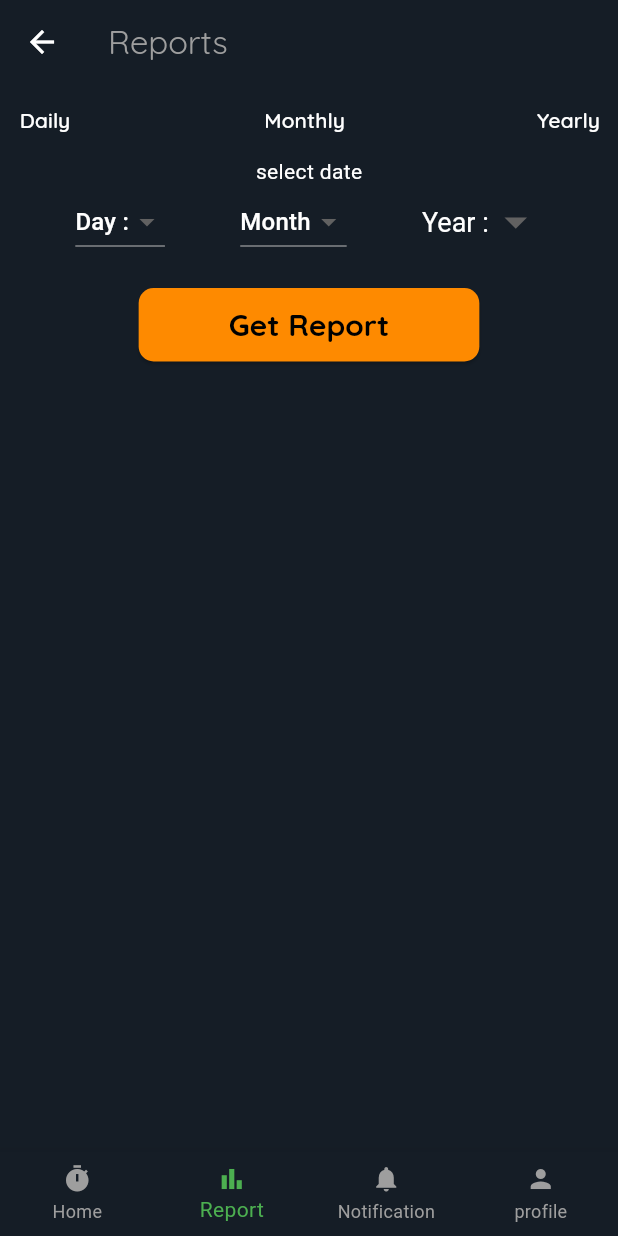
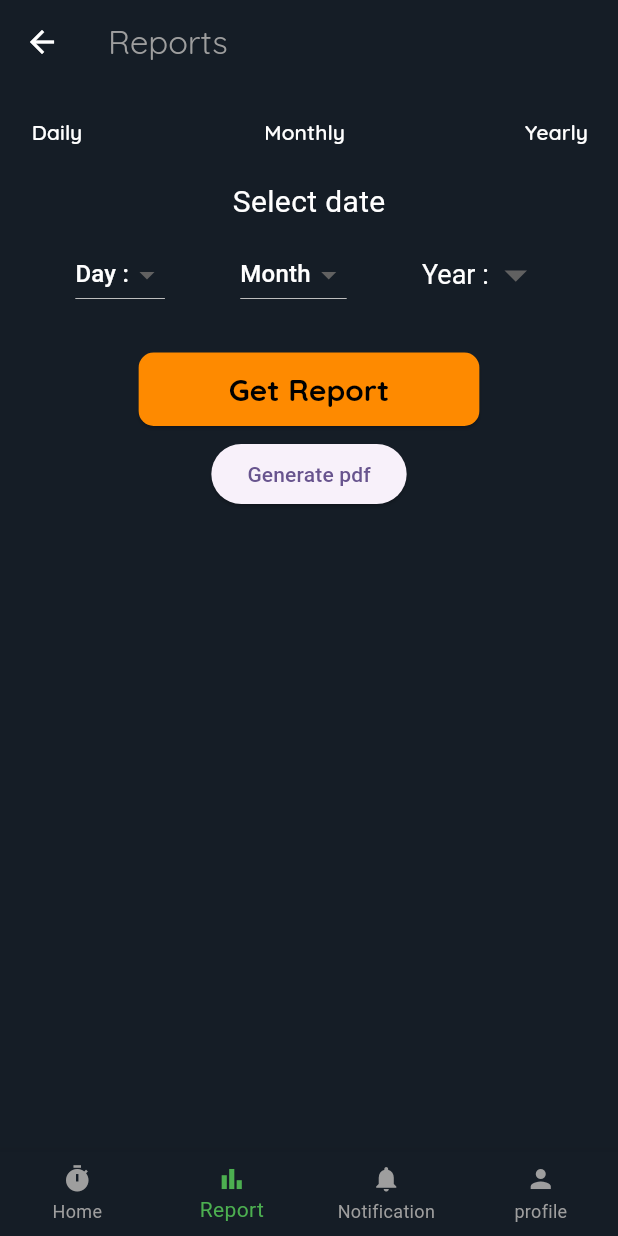
Before and after one commit to Biniam-Birhane/Inventory, a Flutter app: the screen it shows after launch, in the side drawer, after a tap on "Payment", on a phone screen of 412 x 824 dp. Run offline on Flutter 3.47's test engine with Material 3 defaults, Android fonts, the phone set to English and light mode, and no system bars; our stand-ins replace bloc, cloud_firestore, dartz, equatable, firebase_core, flutter_bloc and 3 more; missing offline and left inert: open_document; accounts and stored records are empty.

Commit message:
report generating

```diff
--- a/lib/core/utils/typedef.dart
+++ b/lib/core/utils/typedef.dart
@@ -1,8 +1,11 @@
 import 'package:dartz/dartz.dart';
 import 'package:simple_inventory/core/errors/failure.dart';
+import 'package:simple_inventory/reports/presentation/pages/report_generating_service.dart';
 
 typedef ResultFuture<T> = Future<Either<Failure, T>>;
 
 typedef ResultVoid = ResultFuture<void>;
 
 typedef DataMap = Map<String, dynamic>;
+
+ final PdfGeneratingService service = PdfGeneratingService();
--- a/lib/main.dart
+++ b/lib/main.dart
@@ -12,6 +12,7 @@ import 'package:simple_inventory/product_category/presentation/bloc/product_cate
 import 'package:simple_inventory/products_sales/presentation/bloc/products_sales_bloc.dart';
 import 'package:simple_inventory/products/presentation/bloc/products_bloc.dart';
 import 'package:simple_inventory/reports/presentation/bloc/reports_bloc.dart';
+import 'package:simple_inventory/reports/presentation/pages/report_generating_service.dart';
 
 void main() async {
   WidgetsFlutterBinding.ensureInitialized();
@@ -35,11 +36,11 @@ void main() async {
               appId: '1:554272763565:android:50434184d201cf01802024',
               messagingSenderId: '554272763565',
               projectId: 'simpleinventory-88d20'));
-
     }
   } catch (e) {
     print('Error initializing Firebase: $e');
   }
+
   runApp(const MyApp());
 }
 
--- a/lib/reports/presentation/pages/report.dart
+++ b/lib/reports/presentation/pages/report.dart
@@ -1,11 +1,16 @@
+import 'dart:developer';
+
 import 'package:flutter/material.dart';
 import 'package:flutter_bloc/flutter_bloc.dart';
 import 'package:formz/formz.dart';
 import 'package:simple_inventory/bottomPage/bottom_items_list.dart';
 import 'package:simple_inventory/bottomPage/bottom_logic.dart';
 import 'package:simple_inventory/bottomPage/common_bottom_bar.dart';
+import 'package:simple_inventory/core/utils/typedef.dart';
 import 'package:simple_inventory/products_sales/domain/entities/product_sales.dart';
 import 'package:simple_inventory/reports/presentation/bloc/reports_bloc.dart';
+
+//pdf
 
 class ReportPage extends StatefulWidget {
   const ReportPage({super.key});
@@ -57,6 +62,9 @@ class _ReportScreen extends State<ReportPage> {
   ];
   final DateTime currentDate = DateTime.now();
 
+  int number = 0;
+  List<ProductSale> sales = [];
+
   void _onItemTapped(int index) {
     setState(() {
       selectedIndex = index;
@@ -96,9 +104,10 @@ class _ReportScreen extends State<ReportPage> {
       body: SingleChildScrollView(
         child: Column(
           mainAxisSize: MainAxisSize.min,
-
           children: [
-            Row(
+            Padding(
+              padding: const EdgeInsets.all(8.0),
+              child: Row(
                 mainAxisAlignment: MainAxisAlignment.spaceBetween,
                 children: [
                   TextButton(
@@ -145,7 +154,12 @@ class _ReportScreen extends State<ReportPage> {
                   ),
                 ],
               ),
-            const Text('select date', style: TextStyle(color: Colors.white)),
+            ),
+            const Text('Select date',
+                style: TextStyle(color: Colors.white, fontSize: 20)),
+            SizedBox(
+              height: 10,
+            ),
             reportType == 'Daily'
                 ? Row(
                     mainAxisAlignment: MainAxisAlignment.spaceEvenly,
@@ -278,7 +292,7 @@ class _ReportScreen extends State<ReportPage> {
                                 ),
                                 icon: const Icon(Icons.arrow_drop_down),
                                 iconSize: 36,
-                                isExpanded: true,
+                                isExpanded: false,
                                 underline: const SizedBox(),
                                 style: const TextStyle(
                                     color: Colors.black, fontSize: 18),
@@ -298,7 +312,7 @@ class _ReportScreen extends State<ReportPage> {
                           )
                         : const Center(
                             child: Text(
-                              'please chose how do you want the reports to display',
+                              'please choose how do you want the reports to display',
                               style: TextStyle(color: Colors.white),
                             ),
                           ),
@@ -314,6 +328,7 @@ class _ReportScreen extends State<ReportPage> {
                             shrinkWrap: true,
                             itemCount: state.salesReport.length,
                             itemBuilder: ((context, index) {
+                              sales = state.salesReport;
                               final ProductSale productSale =
                                   state.salesReport[index];
                               return ExpansionTile(
@@ -337,18 +352,21 @@ class _ReportScreen extends State<ReportPage> {
             BlocConsumer<ReportsBloc, ReportsState>(
                 listener: (context, state) {},
                 builder: (context, state) {
-                  return ElevatedButton(
+                  return Padding(
+                    padding: const EdgeInsets.all(8.0),
+                    child: ElevatedButton(
                       onPressed: () {
                         if (reportType == 'Monthly' &&
                             selectedMonth != null &&
                             selectedYear != null) {
-                        context.read<ReportsBloc>().add(GetMonthlyReportsEvent(
+                          context.read<ReportsBloc>().add(
+                              GetMonthlyReportsEvent(
                                   month: selectedMonth ?? 10,
                                   year: selectedYear ?? 2024));
                         } else if (reportType == 'Yearly' &&
                             selectedYear != null) {
-                        context.read<ReportsBloc>().add(
-                            GetYearlyReportsEvent(year: selectedYear ?? 2024));
+                          context.read<ReportsBloc>().add(GetYearlyReportsEvent(
+                              year: selectedYear ?? 2024));
                         } else if (reportType == 'Daily' &&
                             selectedMonth != null &&
                             selectedYear != null &&
@@ -384,8 +402,21 @@ class _ReportScreen extends State<ReportPage> {
                           color: Colors.black,
                         ),
                       ),
+                    ),
                   );
-                })
+                }),
+            ElevatedButton(
+                onPressed: () async {
+                  final data = await service.createPdf(sales);
+                  print("the data is $data");
+                  service.savePdfFile("sales_data_$number", data);
+                  number++;
+                  // final data = await service.createHelloWorld();
+                  // print("The data is $data");
+                  // service.savePdfFile("invoice_$number", data);
+                  // number++;
+                },
+                child: Text("Generate pdf"))
           ],
         ),
       ),
--- a/pubspec.yaml
+++ b/pubspec.yaml
@@ -42,6 +42,10 @@ dependencies:
   equatable: ^2.0.5
   formz: ^0.7.0
   select_field: ^1.1.0
+  pdf: ^3.10.8
+  android_path_provider: ^0.3.0
+  open_document: ^1.0.7
+  path_provider: ^2.1.3
 
 dev_dependencies:
   flutter_test:
```
Also changed, not shown: lib/reports/presentation/pages/report_generating_service.dart (added, +76 -0 lines), pubspec.lock, 7 other files. Lines whose indentation alone changed are shown as unchanged.
